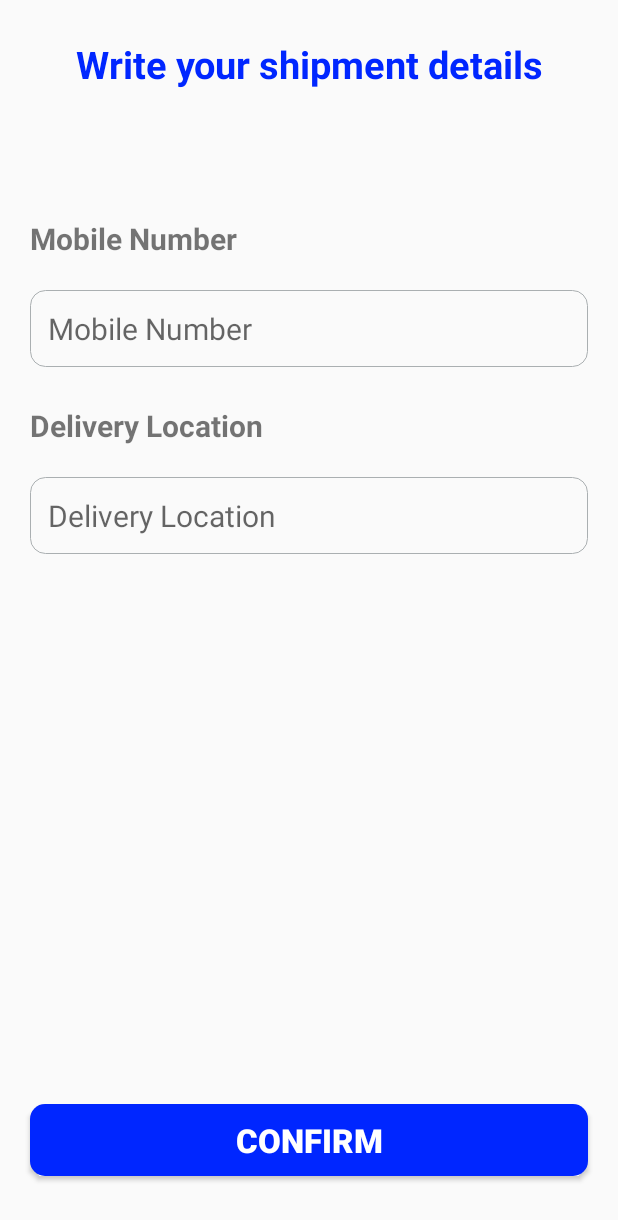
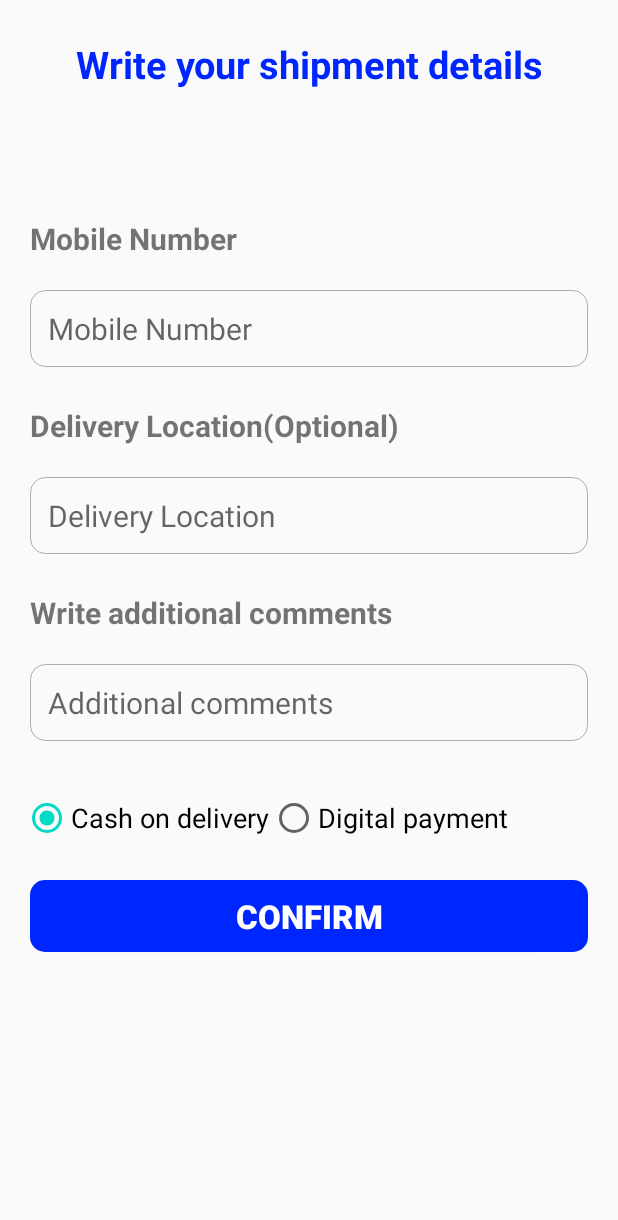
Before and after one commit to Amimul1234/OWOShopkeeperPanel, an Android app: the ConfirmFinalOrderActivity screen opened directly, with no data from a screen before it, on a phone screen of 412 x 824 dp. Shown: the top 1220 px of the screen. Run offline under Robolectric (Android 15) with nearby library versions, the phone set to English and light mode, and no system bars; our stand-ins replace Firebase (no records; nobody signed in at launch, a user with empty details on screens opened directly); libraries missing offline, so code that uses them is left out: com.agrawalsuneet.dotsloader; plain views replace AllianceLoader; 4 statements that could not run were skipped.

Commit message:
Delivery method added.

```diff
--- a/app/src/main/java/com/owoshopkeeperpanel/shopKeeperPanel/ConfirmFinalOrderActivity.java
+++ b/app/src/main/java/com/owoshopkeeperpanel/shopKeeperPanel/ConfirmFinalOrderActivity.java
@@ -10,6 +10,8 @@ import android.util.Pair;
 import android.view.View;
 import android.widget.Button;
 import android.widget.EditText;
+import android.widget.RadioButton;
+import android.widget.RadioGroup;
 import android.widget.Toast;
 
 import com.agrawalsuneet.dotsloader.loaders.AllianceLoader;
@@ -35,8 +37,10 @@ import java.util.List;
 
 public class ConfirmFinalOrderActivity extends AppCompatActivity {
 
-    private EditText phoneEditText, delivery_address;
+    private EditText phoneEditText, delivery_address, additional_comments;
     private Button confirmOrderButton;
+    private RadioGroup radioGroup;
+    private RadioButton delivery_option_1, delivery_option_2;
     private String totalAmount = "";
     private AllianceLoader loader;
     private ArrayList<Cart> carts;
@@ -66,6 +70,10 @@ public class ConfirmFinalOrderActivity extends AppCompatActivity {
         confirmOrderButton = findViewById(R.id.confirm_final_order_btn);
         phoneEditText = findViewById(R.id.shipment_phone_number);
         delivery_address = findViewById(R.id.delivery_address);
+        additional_comments = findViewById(R.id.additional_comments);
+        delivery_option_1 = findViewById(R.id.delivery_option_1);
+        delivery_option_2 = findViewById(R.id.delivery_option_2);
+        radioGroup = findViewById(R.id.radio_group);
 
         loader = findViewById(R.id.loader);
 
@@ -100,7 +108,7 @@ public class ConfirmFinalOrderActivity extends AppCompatActivity {
 
         final DatabaseReference orderNumber = FirebaseDatabase.getInstance().getReference();
 
-        Query query = orderNumber.child("Shop Keeper Orders").child(Prevalent.currentOnlineUser.getPhone()).orderByKey().limitToLast(1);//Checking for the last shop_management_order
+        Query query = orderNumber.child("Shop Keeper Orders").orderByKey().limitToLast(1);//Checking for the last shop_management_order
 
         query.addListenerForSingleValueEvent(new ValueEventListener() {
 
@@ -128,8 +136,7 @@ public class ConfirmFinalOrderActivity extends AppCompatActivity {
 
     private void ConfirmOrder(List<Ordered_products> ordered_products) {
 
-        final DatabaseReference ordersRef = FirebaseDatabase.getInstance().getReference().child("Shop Keeper Orders")
-                .child(Prevalent.currentOnlineUser.getPhone()).child(String.valueOf(ORDER_NUMBER));//Creating new Unique node
+        final DatabaseReference ordersRef = FirebaseDatabase.getInstance().getReference().child("Shop Keeper Orders").child(String.valueOf(ORDER_NUMBER));//Creating new Unique node
 
 
         final String saveCurrentDate, saveCurrentTime;
@@ -150,6 +157,16 @@ public class ConfirmFinalOrderActivity extends AppCompatActivity {
         orderMap.put("name", Prevalent.currentOnlineUser.getName());
         orderMap.put("receiver_phone", phoneEditText.getText().toString());
         orderMap.put("delivery_address", delivery_address.getText().toString());
+        orderMap.put("additional comments", additional_comments.getText().toString());
+        orderMap.put("shop number", Prevalent.currentOnlineUser.getPhone());
+        if(radioGroup.getCheckedRadioButtonId() == R.id.delivery_option_1)
+        {
+            orderMap.put("delivery method", "Cash on delivery");
+        }
+        else
+        {
+            orderMap.put("delivery method", "Digital payment");
+        }
         orderMap.put("date", saveCurrentDate);
         orderMap.put("time", saveCurrentTime);
         orderMap.put("state", "Pending");
@@ -162,7 +179,6 @@ public class ConfirmFinalOrderActivity extends AppCompatActivity {
 
                 if(task.isSuccessful())
                 {
-
                     FirebaseDatabase.getInstance().getReference().child("Cart List")
                             .child(Prevalent.currentOnlineUser.getPhone())
                             .removeValue()
--- a/app/src/main/res/layout/activity_confirm_final_order.xml
+++ b/app/src/main/res/layout/activity_confirm_final_order.xml
@@ -1,11 +1,15 @@
 <?xml version="1.0" encoding="utf-8"?>
-<RelativeLayout xmlns:android="http://schemas.android.com/apk/res/android"
+<ScrollView xmlns:android="http://schemas.android.com/apk/res/android"
     xmlns:app="http://schemas.android.com/apk/res-auto"
     xmlns:tools="http://schemas.android.com/tools"
     android:layout_width="match_parent"
     android:layout_height="match_parent"
     tools:context=".shopKeeperPanel.ConfirmFinalOrderActivity">
 
+    <RelativeLayout
+        android:layout_width="match_parent"
+        android:layout_height="match_parent"
+        >
         <TextView
             android:id="@+id/txt"
             android:layout_width="match_parent"
@@ -54,7 +58,7 @@
             android:id="@+id/tag2"
             android:layout_width="wrap_content"
             android:layout_height="wrap_content"
-        android:text="Delivery Location"
+            android:text="Delivery Location(Optional)"
             android:layout_below="@+id/shipment_phone_number"
             android:layout_marginTop="10dp"
             android:layout_marginLeft="20dp"
@@ -78,14 +82,75 @@
             android:layout_marginBottom="15dp"
             />
 
+
+        <TextView
+            android:id="@+id/tag3"
+            android:layout_width="wrap_content"
+            android:layout_height="wrap_content"
+            android:text="Write additional comments"
+            android:layout_below="@+id/delivery_address"
+            android:layout_marginTop="10dp"
+            android:layout_marginLeft="20dp"
+            android:layout_marginRight="20dp"
+            android:textSize="20sp"
+            android:textStyle="bold"
+            android:layout_marginBottom="15dp"/>
+
+        <EditText
+            android:id="@+id/additional_comments"
+            android:layout_width="match_parent"
+            android:layout_height="wrap_content"
+            android:layout_below="@+id/tag3"
+            android:layout_marginTop="5dp"
+            android:layout_marginLeft="20dp"
+            android:layout_marginRight="20dp"
+            android:hint="Additional comments"
+            android:background="@drawable/edit_text_black"
+            android:padding="12dp"
+            android:textSize="20sp"
+            android:layout_marginBottom="15dp"
+            />
+
+
+        <RadioGroup
+            android:id="@+id/radio_group"
+            android:layout_width="match_parent"
+            android:layout_height="wrap_content"
+            android:layout_below="@id/additional_comments"
+            android:layout_marginTop="20dp"
+            android:orientation="horizontal"
+            >
+
+
+        <RadioButton
+            android:id="@+id/delivery_option_1"
+            android:layout_width="wrap_content"
+            android:layout_height="wrap_content"
+            android:text="Cash on delivery"
+            android:layout_marginStart="15dp"
+            android:checked="true"
+            android:textSize="18sp"/>
+
+        <RadioButton
+            android:id="@+id/delivery_option_2"
+            android:layout_width="wrap_content"
+            android:layout_height="wrap_content"
+            android:text="Digital payment"
+            android:layout_gravity="end"
+            android:layout_marginEnd="20dp"
+            android:textSize="18sp"/>
+
+        </RadioGroup>
+
         <Button
             android:id="@+id/confirm_final_order_btn"
             android:layout_width="match_parent"
             android:layout_height="wrap_content"
-        android:layout_alignParentBottom="true"
             android:layout_marginLeft="20dp"
             android:layout_marginRight="20dp"
             android:layout_marginBottom="40dp"
+            android:layout_marginTop="25dp"
+            android:layout_below="@id/radio_group"
             android:text="@string/confirm"
             android:background="@drawable/buttons_blue"
             android:textColor="#FFFFFF"
@@ -109,3 +174,4 @@
             android:layout_centerInParent="true"/>
 
     </RelativeLayout>
+</ScrollView>
```
Lines whose indentation alone changed are shown as unchanged.
